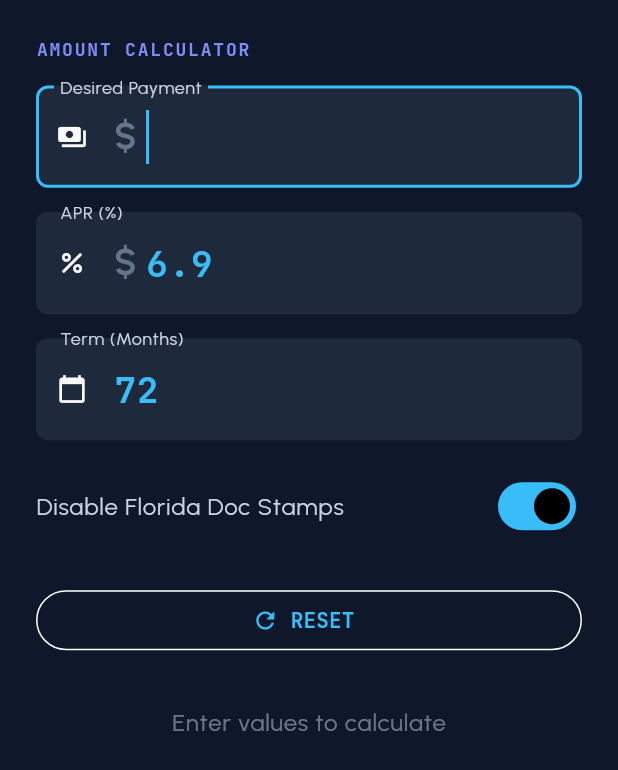
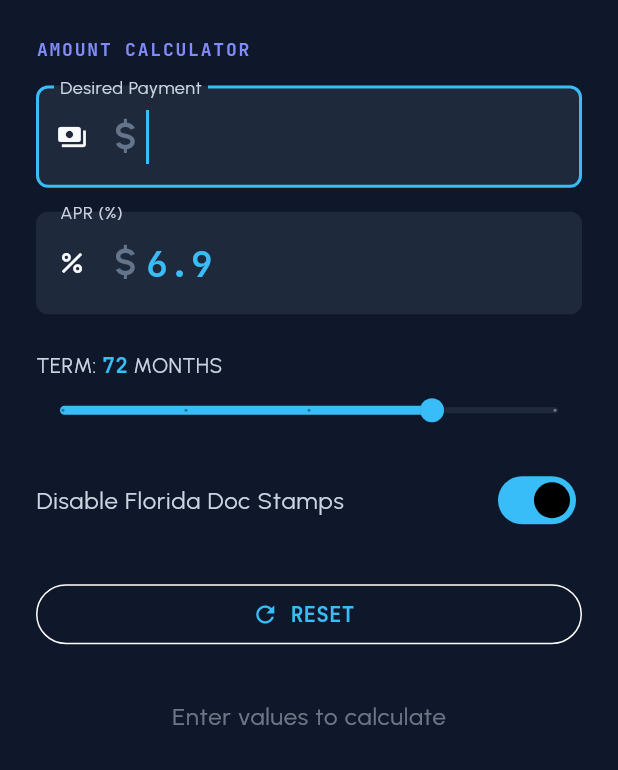
Before and after one commit to seanzmc/stingcalc_flutter, a Flutter app: the AmountCalculatorScreen widget shown alone on an empty page, opened directly, after a tap on "Disable Florida Doc Stamps", on a phone screen of 412 x 824 dp. Shown: the top 770 px of the screen. Run offline on Flutter 3.47's test engine with Material 3 defaults, Android fonts, the phone set to English and light mode, and no system bars; our stand-ins replace fl_chart, font_awesome_flutter, google_fonts.

Commit message:
Apply term slider to other calculator modules.

```diff
--- a/lib/amount_calculator_screen.dart
+++ b/lib/amount_calculator_screen.dart
@@ -3,6 +3,7 @@ import 'package:google_fonts/google_fonts.dart';
 import 'engine/core_calculators.dart';
 import 'utils/currency_input_formatter.dart';
 import 'widgets/data_readout.dart';
+import 'widgets/terminal_slider.dart';
 
 class AmountCalculatorScreen extends StatefulWidget {
   const AmountCalculatorScreen({super.key});
@@ -14,12 +15,12 @@ class AmountCalculatorScreen extends StatefulWidget {
 class _AmountCalculatorScreenState extends State<AmountCalculatorScreen> {
   final _paymentController = TextEditingController();
   final _rateController = TextEditingController(text: '6.9');
-  final _termController = TextEditingController(text: '72');
 
   final _paymentFocusNode = FocusNode();
   final _rateFocusNode = FocusNode();
   final _termFocusNode = FocusNode();
 
+  int _term = 72;
   bool _disableDocStamps = false;
 
   double? _loanAmount;
@@ -27,10 +28,30 @@ class _AmountCalculatorScreenState extends State<AmountCalculatorScreen> {
   double? _totalLoan;
 
   @override
+  void initState() {
+    super.initState();
+    // Add listeners for select-all on focus
+    _paymentFocusNode.addListener(
+      () => _selectAllOnFocus(_paymentFocusNode, _paymentController),
+    );
+    _rateFocusNode.addListener(
+      () => _selectAllOnFocus(_rateFocusNode, _rateController),
+    );
+  }
+
+  void _selectAllOnFocus(FocusNode node, TextEditingController controller) {
+    if (node.hasFocus) {
+      controller.selection = TextSelection(
+        baseOffset: 0,
+        extentOffset: controller.text.length,
+      );
+    }
+  }
+
+  @override
   void dispose() {
     _paymentController.dispose();
     _rateController.dispose();
-    _termController.dispose();
     _paymentFocusNode.dispose();
     _rateFocusNode.dispose();
     _termFocusNode.dispose();
@@ -40,8 +61,8 @@ class _AmountCalculatorScreenState extends State<AmountCalculatorScreen> {
   void _clearForm() {
     _paymentController.clear();
     _rateController.text = '6.9';
-    _termController.text = '72';
     setState(() {
+      _term = 72;
       _disableDocStamps = false;
       _loanAmount = null;
       _docStamps = null;
@@ -54,9 +75,8 @@ class _AmountCalculatorScreenState extends State<AmountCalculatorScreen> {
   void _calculate() {
     final payment = CurrencyInputFormatter.parse(_paymentController.text);
     final rate = double.tryParse(_rateController.text);
-    final term = int.tryParse(_termController.text);
 
-    if (payment <= 0 || rate == null || term == null || term <= 0) {
+    if (payment <= 0 || rate == null) {
       setState(() {
         _loanAmount = null;
         _docStamps = null;
@@ -67,7 +87,7 @@ class _AmountCalculatorScreenState extends State<AmountCalculatorScreen> {
 
     final loanAmount = LoanMath.loanAmount(
       payment: payment,
-      termMonths: term,
+      termMonths: _term,
       annualRatePercent: rate,
     );
 
@@ -152,14 +172,35 @@ class _AmountCalculatorScreenState extends State<AmountCalculatorScreen> {
             textInputAction: TextInputAction.next,
             onSubmitted: (_) => _termFocusNode.requestFocus(),
           ),
-          const SizedBox(height: 16),
-          _buildTextField(
-            controller: _termController,
-            label: 'Term (Months)',
-            icon: Icons.calendar_today,
+          const SizedBox(height: 24),
+          TerminalSlider(
+            labelWidget: RichText(
+              text: TextSpan(
+                style: Theme.of(context).textTheme.bodyMedium,
+                children: [
+                  const TextSpan(text: 'TERM: '),
+                  TextSpan(
+                    text: '$_term',
+                    style: GoogleFonts.jetBrainsMono(
+                      fontWeight: FontWeight.bold,
+                      color: Theme.of(context).colorScheme.primary,
+                    ),
+                  ),
+                  const TextSpan(text: ' MONTHS'),
+                ],
+              ),
+            ),
+            value: _term.toDouble(),
+            min: 36,
+            max: 84,
+            divisions: 4,
             focusNode: _termFocusNode,
-            textInputAction: TextInputAction.done,
-            isCurrency: false,
+            onChanged: (value) {
+              setState(() {
+                _term = value.round();
+              });
+              _calculate();
+            },
           ),
           const SizedBox(height: 16),
           SwitchListTile(
```
Also changed, not shown: lib/rate_solver_screen.dart (+55 -14 lines).
